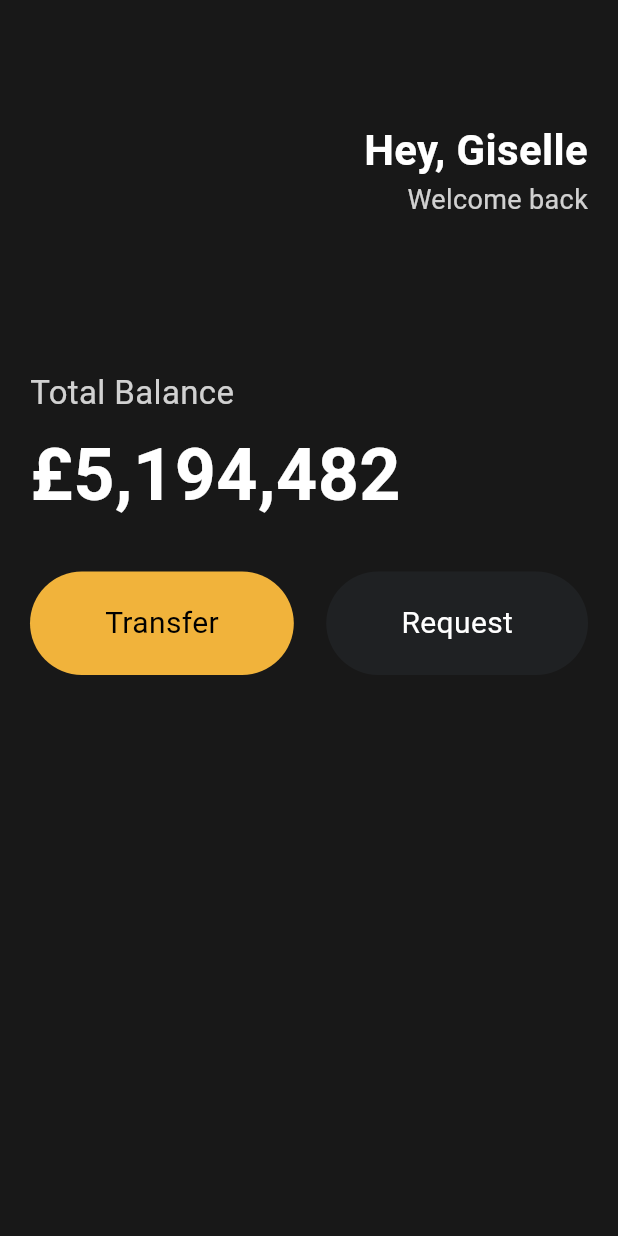
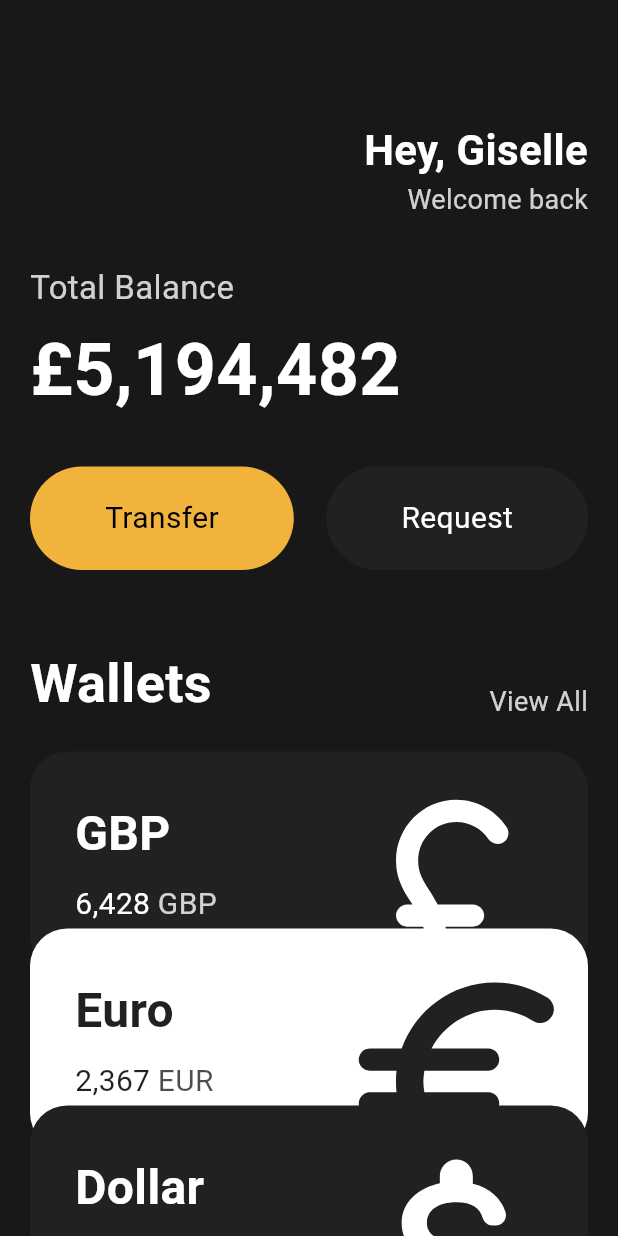
Before and after one commit to gisellekim/dart, a Flutter app: the screen it shows after launch, on a phone screen of 412 x 824 dp. Run offline on Flutter 3.47's test engine with Material 3 defaults, Android fonts, the phone set to English and light mode, and no system bars.

Commit message:
feat: made a currency card widget and stack them on the main view

```diff
--- a/lib/main.dart
+++ b/lib/main.dart
@@ -1,4 +1,5 @@
 import 'package:digitalcomic/widgets/button.dart';
+import 'package:digitalcomic/widgets/currency-card.dart';
 import 'package:flutter/material.dart';
 
 void main() {
@@ -13,7 +14,8 @@
     return MaterialApp(
       home: Scaffold(
           backgroundColor: const Color(0xFF181818),
-          body: Padding(
+          body: SingleChildScrollView(
+            child: Padding(
               padding: const EdgeInsets.symmetric(
                 horizontal: 20,
               ),
@@ -49,7 +51,7 @@
                     ],
                   ),
                   const SizedBox(
-                  height: 100,
+                    height: 30,
                   ),
                   Text(
                     'Total Balance',
@@ -84,8 +86,73 @@
                         bgColor: Color(0xfff1f2123),
                         textColor: Colors.white,
                       ),
-                    ])
                     ],
+                  ),
+                  const SizedBox(
+                    height: 50,
+                  ),
+                  Row(
+                    mainAxisAlignment: MainAxisAlignment.spaceBetween,
+                    crossAxisAlignment: CrossAxisAlignment.end,
+                    children: [
+                      const Text(
+                        'Wallets',
+                        style: TextStyle(
+                            color: Colors.white,
+                            fontSize: 36,
+                            fontWeight: FontWeight.w600),
+                      ),
+                      Text(
+                        'View All',
+                        style: TextStyle(
+                          color: Colors.white.withOpacity(0.8),
+                          fontSize: 18,
+                        ),
+                      ),
+                    ],
+                  ),
+                  const SizedBox(
+                    height: 20,
+                  ),
+                  const CurrencyCard(
+                    name: 'GBP',
+                    code: 'GBP',
+                    amount: '6,428',
+                    icon: Icons.currency_pound_rounded,
+                    isInverted: false,
+                  ),
+                  Transform.translate(
+                    offset: const Offset(0, -30),
+                    child: const CurrencyCard(
+                      name: 'Euro',
+                      code: 'EUR',
+                      amount: '2,367',
+                      icon: Icons.euro_rounded,
+                      isInverted: true,
+                    ),
+                  ),
+                  Transform.translate(
+                    offset: const Offset(0, -60),
+                    child: const CurrencyCard(
+                      name: 'Dollar',
+                      code: 'USD',
+                      amount: '10,876',
+                      icon: Icons.attach_money_rounded,
+                      isInverted: false,
+                    ),
+                  ),
+                  Transform.translate(
+                    offset: const Offset(0, -90),
+                    child: const CurrencyCard(
+                      name: 'Bitcoin',
+                      code: 'BTC',
+                      amount: '9,102',
+                      icon: Icons.currency_bitcoin,
+                      isInverted: true,
+                    ),
+                  ),
+                ],
+              ),
             ),
           )),
     );
--- /dev/null
+++ b/lib/widgets/currency-card.dart
@@ -0,0 +1,85 @@
+import 'package:flutter/material.dart';
+
+class CurrencyCard extends StatelessWidget {
+  final String name, code, amount;
+  final IconData icon;
+  final bool isInverted;
+  final _blackColor = const Color(0xFF1F2123);
+
+  const CurrencyCard({
+    super.key,
+    required this.name,
+    required this.code,
+    required this.amount,
+    required this.icon,
+    required this.isInverted,
+  });
+
+  @override
+  Widget build(BuildContext context) {
+    return Container(
+      clipBehavior: Clip.hardEdge,
+      decoration: BoxDecoration(
+        color: isInverted ? Colors.white : _blackColor,
+        borderRadius: BorderRadius.circular(25),
+      ),
+      child: Padding(
+        padding: const EdgeInsets.all(30),
+        child: Row(
+          mainAxisAlignment: MainAxisAlignment.spaceBetween,
+          children: [
+            Column(
+              crossAxisAlignment: CrossAxisAlignment.start,
+              children: [
+                Text(
+                  name,
+                  style: TextStyle(
+                      color: isInverted ? _blackColor : Colors.white,
+                      fontSize: 32,
+                      fontWeight: FontWeight.w600),
+                ),
+                const SizedBox(
+                  height: 10,
+                ),
+                Row(
+                  children: [
+                    Text(
+                      amount,
+                      style: TextStyle(
+                        color: isInverted ? _blackColor : Colors.white,
+                        fontSize: 20,
+                      ),
+                    ),
+                    const SizedBox(
+                      width: 5,
+                    ),
+                    Text(
+                      code,
+                      style: TextStyle(
+                        color: isInverted
+                            ? _blackColor.withOpacity(0.8)
+                            : Colors.white.withOpacity(0.8),
+                        fontSize: 20,
+                      ),
+                    ),
+                  ],
+                ),
+              ],
+            ),
+            Transform.scale(
+              scale: 2,
+              child: Transform.translate(
+                offset: const Offset(-5, 14),
+                child: Icon(
+                  icon,
+                  color: isInverted ? _blackColor : Colors.white,
+                  size: 88,
+                ),
+              ),
+            )
+          ],
+        ),
+      ),
+    );
+  }
+}
```
Lines whose indentation alone changed are shown as unchanged.
